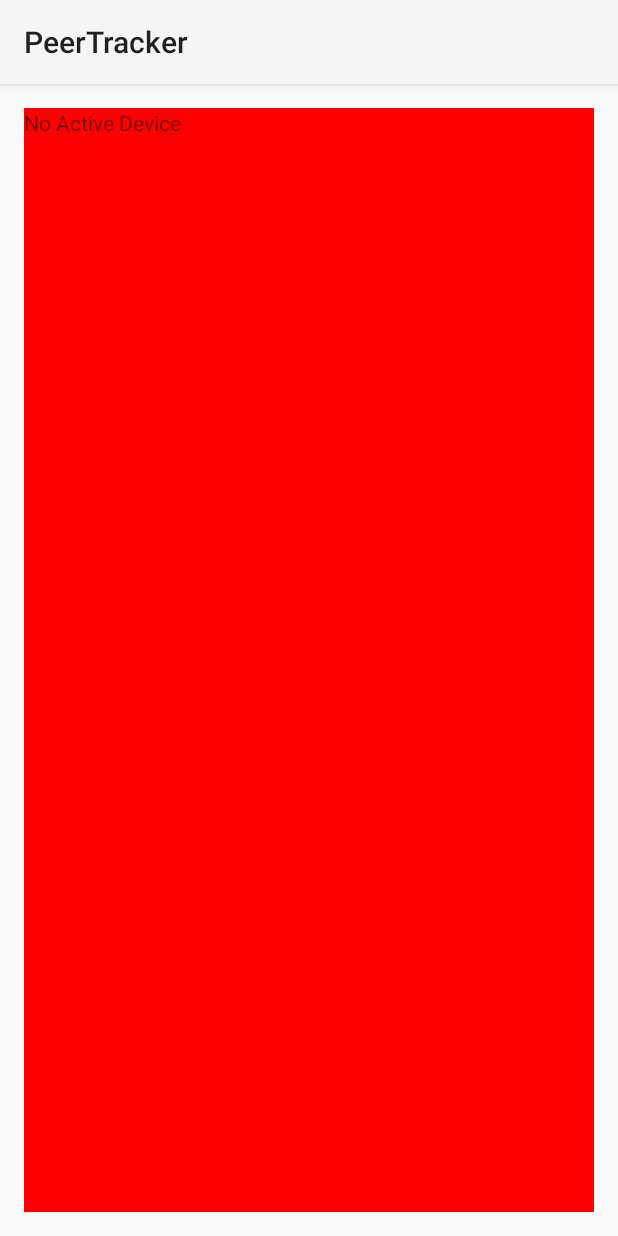
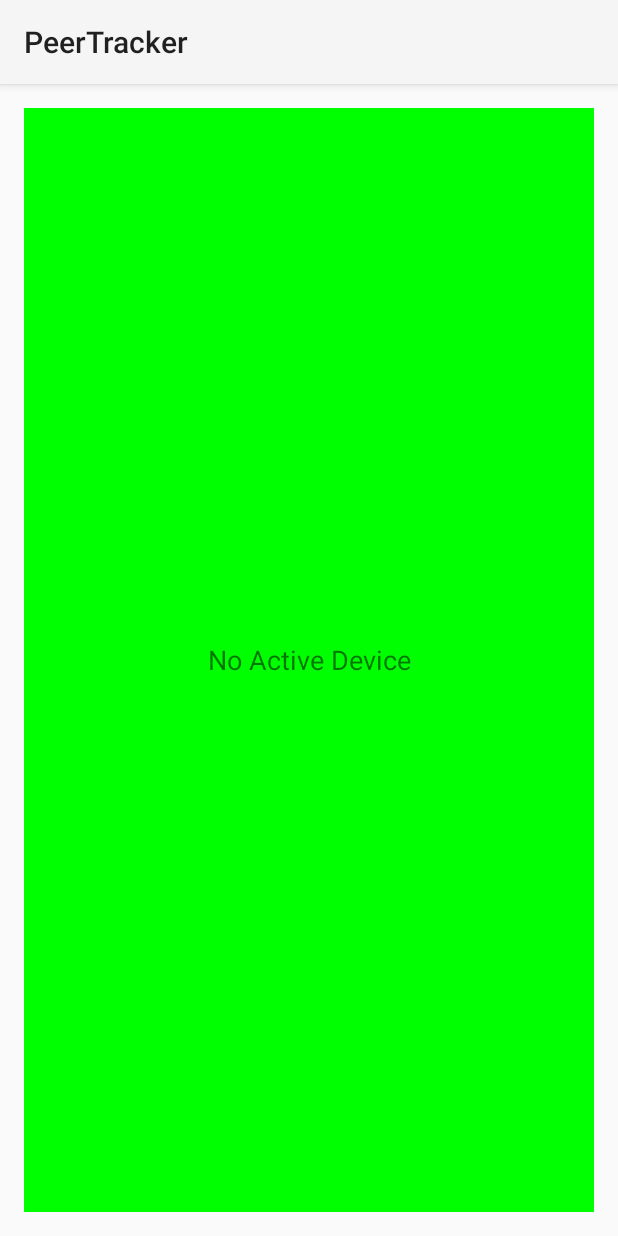
Before and after one commit to nmcalabroso/PeerTracker, an Android app: the layout activity_display_devices.xml on its own in the app's theme, with its tools: preview values and no code run, on a phone screen of 412 x 824 dp. Run offline under Robolectric (Android 15) with nearby library versions, the phone set to English and light mode, and no system bars.

```diff
--- a/app/src/main/res/layout/activity_display_devices.xml
+++ b/app/src/main/res/layout/activity_display_devices.xml
@@ -6,16 +6,17 @@
     android:paddingBottom="@dimen/activity_vertical_margin"
     tools:context="com.example.neil.peertracker.DisplayDevicesActivity">
 
-    <ListView android:id="@+id/list"
+    <ListView android:id="@android:id/list"
         android:layout_width="match_parent"
         android:layout_height="match_parent"
         android:background="#00FF00"
-        android:drawSelectorOnTop="false"/>
+        android:drawSelectorOnTop="false" />
 
-    <TextView android:id="@+id/empty"
+    <TextView android:id="@android:id/empty"
         android:layout_width="match_parent"
         android:layout_height="match_parent"
-        android:background="#FF0000"
-        android:text="@string/no_active_device"/>
+        android:text="@string/no_active_device"
+        android:gravity="center"
+        android:textSize="18sp"/>
 
 </RelativeLayout>
```
Also changed, not shown: app/src/main/java/com/example/neil/peertracker/DisplayDevicesActivity.java (+8 -5 lines).
